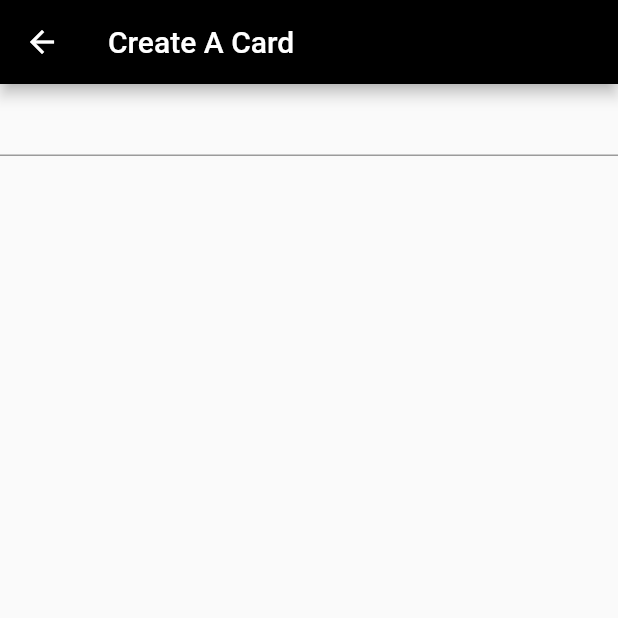
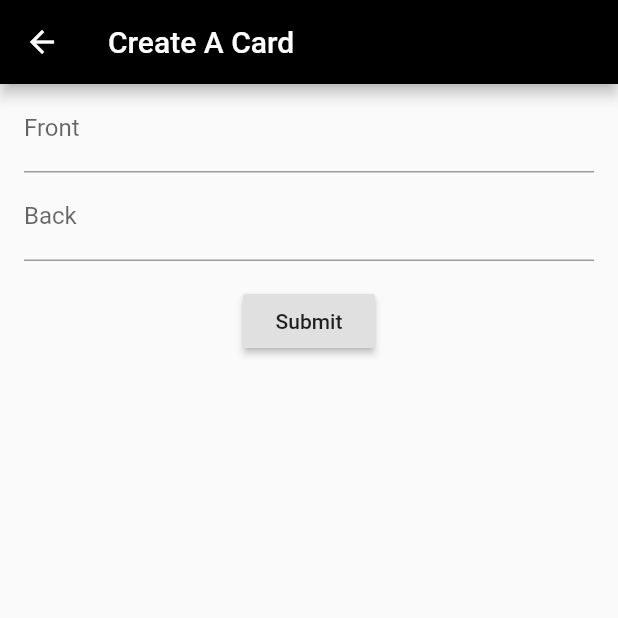
Before and after one commit to Undeadlol1/spaced_repetition_flutter, a Flutter app: the CreateCardScreen screen opened by its route, on a phone screen of 412 x 824 dp, the top half of it. Run offline on Flutter 3.47's test engine with Material 2 defaults, Android fonts, the phone set to English and light mode, and no system bars.

Commit message:
add CardCreateForm

```diff
--- a/lib/screens/create_card_screeen.dart
+++ b/lib/screens/create_card_screeen.dart
@@ -12,16 +12,72 @@ class CreateCardScreen extends StatelessWidget {
           ),
           backgroundColor: Colors.black,
         ),
-        body: Container(
-            child: TextFormField(
-          autovalidate: true,
-          validator: (text) {
-            if (text.length > 100) {
-              return 'Text is too long';
-            }
-            return null;
-          },
-          onEditingComplete: () => Navigator.pushNamed(context, '/'),
-        )));
+        body: CardCreateForm());
   }
 }
+
+class CardCreateForm extends StatefulWidget {
+  @override
+  CardCreateFormState createState() {
+    return CardCreateFormState();
+  }
+}
+
+class CardCreateFormState extends State<CardCreateForm> {
+  final _formKey = GlobalKey<FormState>();
+  final _frontTextController = TextEditingController();
+  final _backTextController = TextEditingController();
+
+  @override
+  Widget build(BuildContext context) {
+    // Build a Form widget using the _formKey created above.
+    return Form(
+      key: _formKey,
+      child: Column(
+        crossAxisAlignment: CrossAxisAlignment.start,
+        children: <Widget>[
+          Padding(
+            padding: const EdgeInsets.symmetric(horizontal: 16.0),
+            child: TextFormField(
+              decoration: InputDecoration(labelText: 'Front'),
+              controller: _frontTextController,
+              validator: (value) {
+                final emptyError = 'Please enter some text';
+                if (value.trim().isEmpty) return emptyError;
+                return null;
+              },
+            ),
+          ),
+          Padding(
+            padding: const EdgeInsets.symmetric(horizontal: 16.0),
+            child: TextFormField(
+              controller: _backTextController,
+              decoration: InputDecoration(labelText: 'Back'),
+              validator: (value) {
+                final emptyError = 'Please enter some text';
+                if (value.trim().isEmpty) return emptyError;
+                return null;
+              },
+            ),
+          ),
+          Padding(
+            padding: const EdgeInsets.symmetric(vertical: 16.0),
+            child: Center(
+              child: RaisedButton(
+                onPressed: () {
+                  if (_formKey.currentState.validate()) {
+                    Scaffold.of(context).showSnackBar(
+                        SnackBar(content: Text('Processing Data')));
+                    print('front ${_frontTextController.text}');
+                    print('back ${_backTextController.text}');
+                  }
+                },
+                child: Text('Submit'),
+              ),
+            ),
+          )
+        ],
+      ),
+    );
+  }
+}
```
